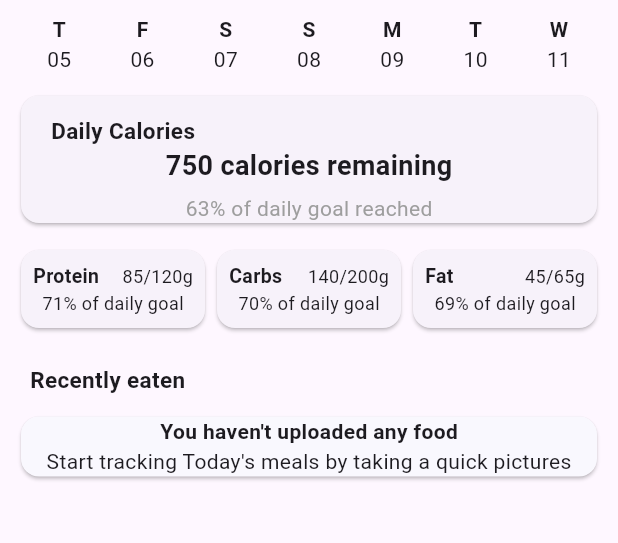
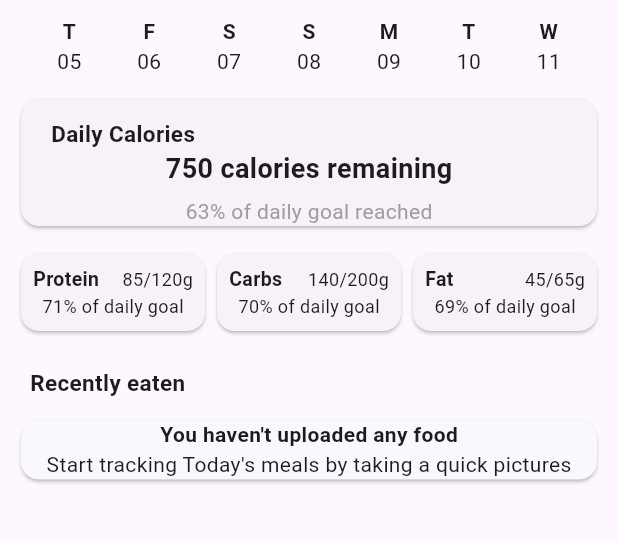
Before and after one commit to giahuyto3107/NutriPal, a Flutter app: the screen it shows after launch, on a phone screen of 412 x 824 dp, the part 80-623 px from its top. Run offline on Flutter 3.47's test engine with Material 3 defaults, Android fonts, the phone set to English and light mode, and no system bars.

```diff
--- a/nutripal/lib/src/main.dart
+++ b/nutripal/lib/src/main.dart
@@ -124,7 +124,13 @@ class DateSelectorRow extends StatelessWidget {
 
   @override
   Widget build(BuildContext context) {
-    return Row(
+    return Padding(
+      padding: const EdgeInsets.all(1),
+      child:
+      // SingleChildScrollView(
+      //   scrollDirection: Axis.horizontal,
+      //   child:
+        Row(
           mainAxisAlignment: MainAxisAlignment.spaceEvenly,
           children: [
             _dayColumn("T", "05"),
@@ -135,6 +141,8 @@ class DateSelectorRow extends StatelessWidget {
             _dayColumn("T", "10"),
             _dayColumn("W", "11"),
           ]
+        ),
+      // ),
     );
   }
 }
@@ -245,7 +253,7 @@ class RecentFoodList extends StatelessWidget {
 
 Widget _dayColumn(String day, String date) {
   return Padding(
-    padding: EdgeInsets.symmetric(horizontal: 8),
+    padding: EdgeInsets.symmetric(horizontal: 0),
     child: Column(
       children: [
         Text(
```
Lines whose indentation alone changed are shown as unchanged.
